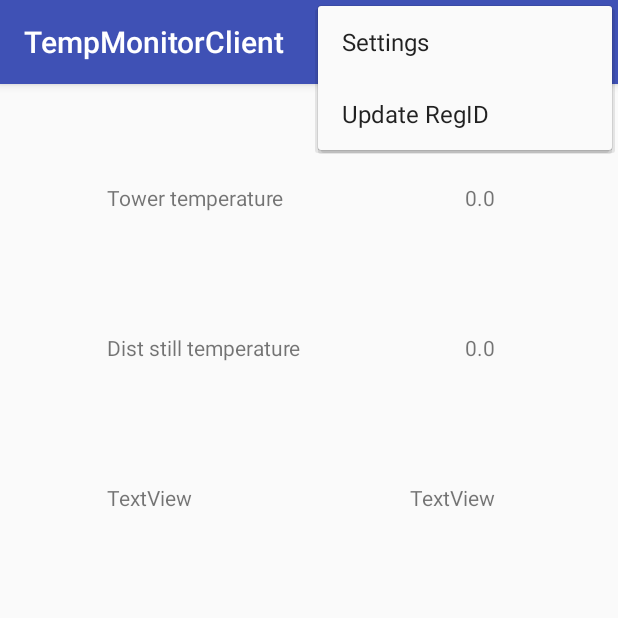
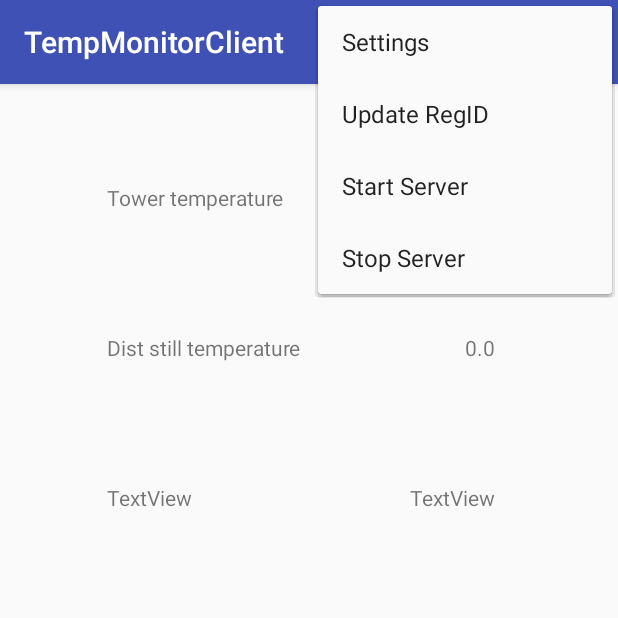
Before and after one commit to DenisStefanov/TempMonitorClient, an Android app: the screen it shows after launch (MainActivity), with the options menu open, on a phone screen of 412 x 824 dp, the top half of it. Run offline under Robolectric (Android 15) with nearby library versions, the phone set to English and light mode, and no system bars.

Commit message:
added start stop server + cleanup

```diff
--- a/app/src/main/res/menu/menu_main.xml
+++ b/app/src/main/res/menu/menu_main.xml
@@ -12,4 +12,14 @@
         android:orderInCategory="100"
         android:title="@string/action_updRegID"
         app:showAsAction="never" />
+    <item
+        android:id="@+id/action_startSrv"
+        android:orderInCategory="100"
+        android:title="@string/action_startSrv"
+        app:showAsAction="never" />
+    <item
+        android:id="@+id/action_stopSrv"
+        android:orderInCategory="100"
+        android:title="@string/action_stopSrv"
+        app:showAsAction="never" />
 </menu>
--- a/app/src/main/res/values/strings.xml
+++ b/app/src/main/res/values/strings.xml
@@ -3,6 +3,8 @@
     <string name="action_settings">Settings</string>
     <string name="title_activity_settings">Settings</string>
     <string name="action_updRegID">Update RegID</string>
+    <string name="action_startSrv">Start Server</string>
+    <string name="action_stopSrv">Stop Server</string>
 
     <!-- Strings related to Settings -->
 
```
Also changed, not shown: app/src/main/java/org/duckdns/denis_st/tempmonitorclient/MainActivity.java (+30 -21 lines).
